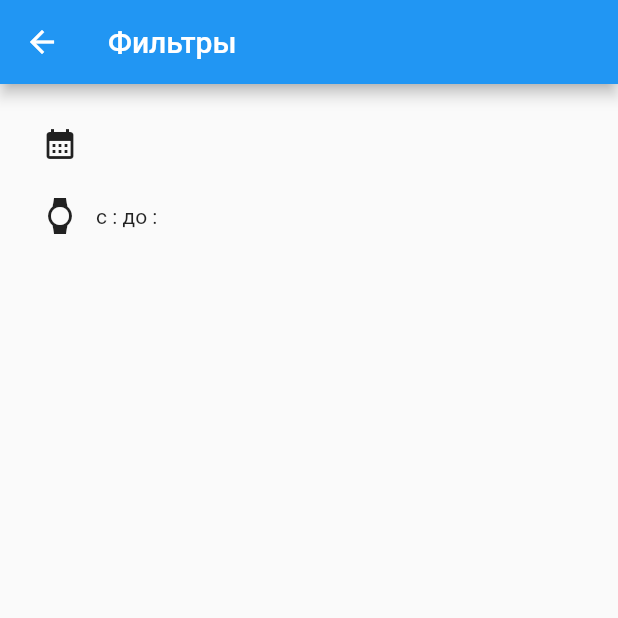
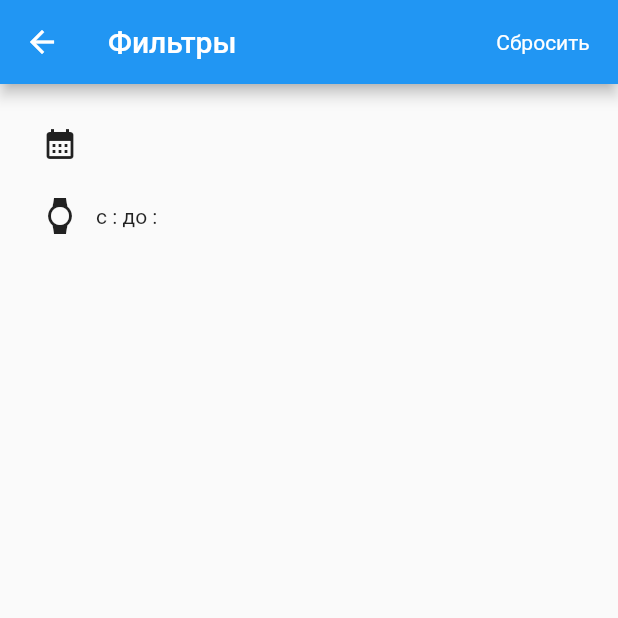
Before and after one commit to Churikov0112/pull_point, a Flutter app: the FeedFiltersScreen screen opened directly, after a tap on the "watch" icon, on a phone screen of 412 x 824 dp, the top half of it. Run offline on Flutter 3.47's test engine with Material 2 defaults, Android fonts, the phone set to English and light mode, and no system bars; our stand-ins replace bot_toast, equatable, flutter_bloc, flutter_map, geolocator, latlong2 and 1 more; missing offline and left inert: time_range_picker.

Commit message:
clear filters

```diff
--- a/lib/presentation/feed/ui/screens/filters/filters_screen.dart
+++ b/lib/presentation/feed/ui/screens/filters/filters_screen.dart
@@ -3,6 +3,7 @@ import 'package:flutter_bloc/flutter_bloc.dart';
 import 'package:time_range_picker/time_range_picker.dart';
 
 import '../../../../../domain/domain.dart';
+import '../../../../ui_kit/ui_kit.dart';
 import '../../../blocs/blocs.dart';
 
 class FeedFiltersScreen extends StatefulWidget {
@@ -30,9 +31,32 @@ class _FeedFiltersScreenState extends State<FeedFiltersScreen> {
   }
 
   @override
+  void deactivate() {
+    feedFiltersBloc.add(SetFeedFiltersEvent(filters: [DateTimeFilter(dateRange: date, timeRange: time)]));
+    super.deactivate();
+  }
+
+  @override
   Widget build(BuildContext context) {
     return Scaffold(
-      appBar: AppBar(title: const Text("Фильтры")),
+      appBar: AppBar(
+        title: const Text("Фильтры"),
+        actions: [
+          TouchableOpacity(
+            onPressed: () {
+              setState(() {
+                date = null;
+                time = null;
+              });
+            },
+            child: const SizedBox(
+              height: 30,
+              width: 100,
+              child: Center(child: Text("Сбросить")),
+            ),
+          ),
+        ],
+      ),
       body: BlocBuilder<FeedFiltersBloc, FeedFiltersState>(builder: (context, state) {
         return Padding(
           padding: const EdgeInsets.all(16.0),
@@ -52,13 +76,6 @@ class _FeedFiltersScreenState extends State<FeedFiltersScreen> {
                         setState(() {
                           date = result;
                         });
-                        feedFiltersBloc.add(
-                          SetFeedFiltersEvent(
-                            filters: [
-                              DateTimeFilter(dateRange: date, timeRange: time),
-                            ],
-                          ),
-                        );
                       }
                     },
                     icon: const Icon(Icons.calendar_month),
@@ -80,13 +97,6 @@ class _FeedFiltersScreenState extends State<FeedFiltersScreen> {
                         setState(() {
                           time = result;
                         });
-                        feedFiltersBloc.add(
-                          SetFeedFiltersEvent(
-                            filters: [
-                              DateTimeFilter(dateRange: date, timeRange: time),
-                            ],
-                          ),
-                        );
                       }
                     },
                     icon: const Icon(Icons.watch),
```
